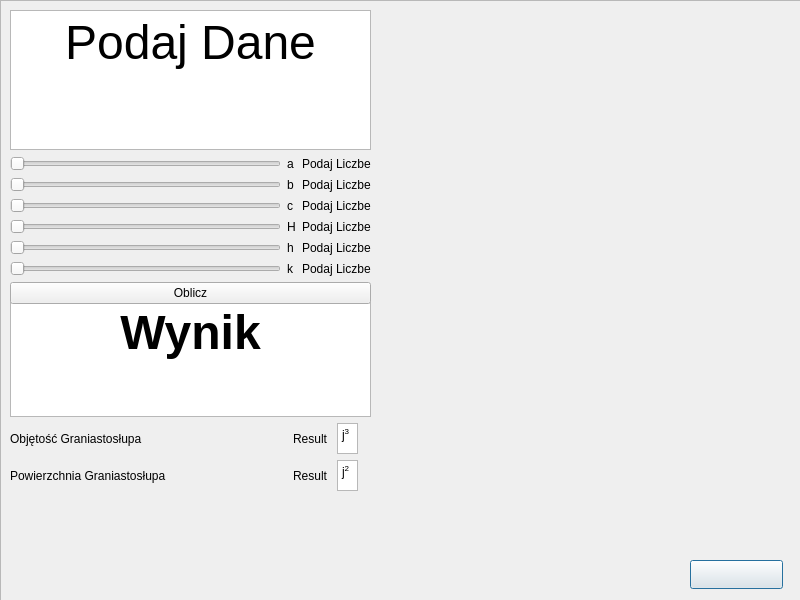
Qt form pyramidtriangle.ui (KwRafik/GeometryCalc) before a commit.
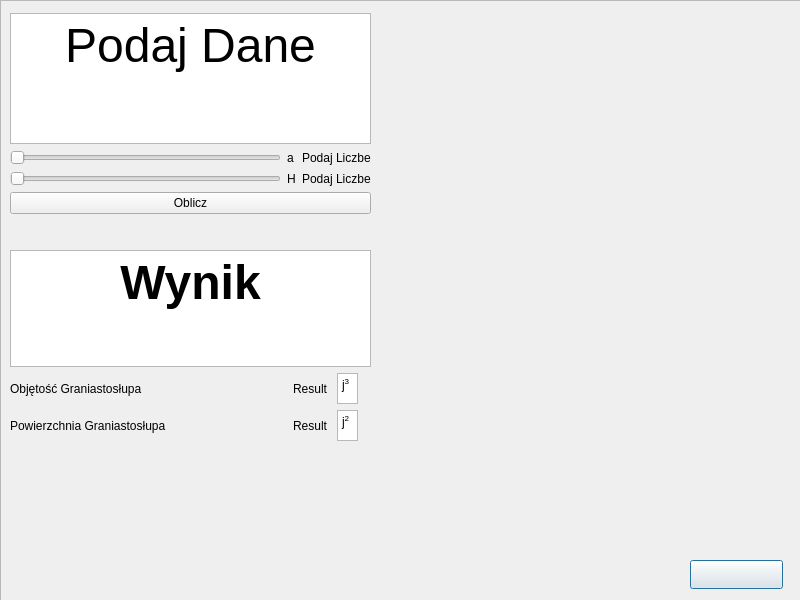
The same form after that commit. Icons and pictures are not drawn.

The edit to the form file:
```diff
--- a/pyramidtriangle.ui
+++ b/pyramidtriangle.ui
@@ -45,7 +45,7 @@
    <property name="geometry">
     <rect>
      <x>10</x>
-     <y>300</y>
+     <y>250</y>
      <width>361</width>
      <height>191</height>
     </rect>
@@ -188,9 +188,9 @@
    <property name="geometry">
     <rect>
      <x>10</x>
-     <y>10</y>
+     <y>13</y>
      <width>361</width>
-     <height>294</height>
+     <height>201</height>
     </rect>
    </property>
    <layout class="QVBoxLayout" name="verticalLayout">
@@ -210,27 +210,7 @@
     </item>
     <item>
      <layout class="QGridLayout" name="gridLayout">
-      <item row="0" column="0">
-       <widget class="QSlider" name="Slidera">
-        <property name="minimum">
-         <number>0</number>
-        </property>
-        <property name="maximum">
-         <number>100</number>
-        </property>
-        <property name="orientation">
-         <enum>Qt::Horizontal</enum>
-        </property>
-       </widget>
-      </item>
-      <item row="2" column="2">
-       <widget class="QLabel" name="label_c_value">
-        <property name="text">
-         <string>Podaj Liczbe</string>
-        </property>
-       </widget>
-      </item>
-      <item row="3" column="0">
+      <item row="1" column="0">
        <widget class="QSlider" name="SliderH">
         <property name="minimum">
          <number>0</number>
@@ -243,29 +223,8 @@
         </property>
        </widget>
       </item>
-      <item row="4" column="2">
-       <widget class="QLabel" name="label_h_value">
-        <property name="text">
-         <string>Podaj Liczbe</string>
-        </property>
-       </widget>
-      </item>
-      <item row="3" column="2">
-       <widget class="QLabel" name="label_H_value">
-        <property name="text">
-         <string>Podaj Liczbe</string>
-        </property>
-       </widget>
-      </item>
-      <item row="1" column="2">
-       <widget class="QLabel" name="label_b_value">
-        <property name="text">
-         <string>Podaj Liczbe</string>
-        </property>
-       </widget>
-      </item>
-      <item row="4" column="0">
-       <widget class="QSlider" name="Sliderh">
+      <item row="0" column="0">
+       <widget class="QSlider" name="Slidera">
         <property name="minimum">
          <number>0</number>
         </property>
@@ -277,58 +236,13 @@
         </property>
        </widget>
       </item>
-      <item row="3" column="1">
+      <item row="1" column="1">
        <widget class="QLabel" name="label_3">
         <property name="text">
          <string>H</string>
         </property>
        </widget>
       </item>
-      <item row="2" column="1">
-       <widget class="QLabel" name="label">
-        <property name="text">
-         <string>c</string>
-        </property>
-       </widget>
-      </item>
-      <item row="2" column="0">
-       <widget class="QSlider" name="SliderC">
-        <property name="orientation">
-         <enum>Qt::Horizontal</enum>
-        </property>
-       </widget>
-      </item>
-      <item row="1" column="1">
-       <widget class="QLabel" name="label_9">
-        <property name="text">
-         <string>b</string>
-        </property>
-       </widget>
-      </item>
-      <item row="0" column="2">
-       <widget class="QLabel" name="label_a_value">
-        <property name="text">
-         <string>Podaj Liczbe</string>
-        </property>
-       </widget>
-      </item>
-      <item row="1" column="0">
-       <widget class="QSlider" name="Sliderb">
-        <property name="maximum">
-         <number>100</number>
-        </property>
-        <property name="orientation">
-         <enum>Qt::Horizontal</enum>
-        </property>
-       </widget>
-      </item>
-      <item row="4" column="1">
-       <widget class="QLabel" name="label_4">
-        <property name="text">
-         <string>h</string>
-        </property>
-       </widget>
-      </item>
       <item row="0" column="1">
        <widget class="QLabel" name="label_2">
         <property name="text">
@@ -336,30 +250,20 @@
         </property>
        </widget>
       </item>
-      <item row="5" column="1">
-       <widget class="QLabel" name="label_10">
+      <item row="1" column="2">
+       <widget class="QLabel" name="label_H_value">
         <property name="text">
-         <string>k</string>
+         <string>Podaj Liczbe</string>
         </property>
        </widget>
       </item>
-      <item row="5" column="2">
-       <widget class="QLabel" name="label_k_value">
+      <item row="0" column="2">
+       <widget class="QLabel" name="label_a_value">
         <property name="text">
          <string>Podaj Liczbe</string>
         </property>
        </widget>
       </item>
-      <item row="5" column="0">
-       <widget class="QSlider" name="Sliderk">
-        <property name="maximum">
-         <number>100</number>
-        </property>
-        <property name="orientation">
-         <enum>Qt::Horizontal</enum>
-        </property>
-       </widget>
-      </item>
      </layout>
     </item>
     <item>
```
Left out of the diff: 184 changed lines with no effect on the pictures.
